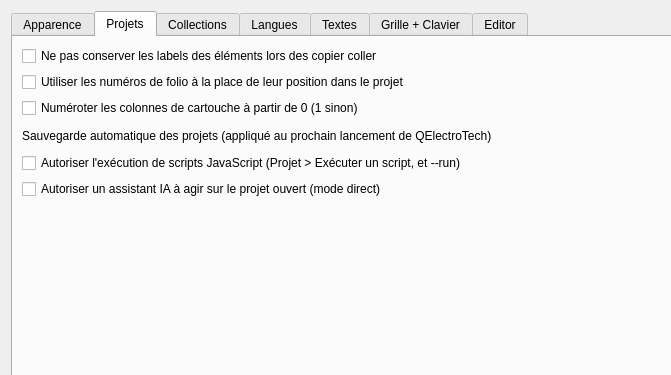
Qt form sources/ui/configpage/generalconfigurationpage.ui (qelectrotech/qelectrotech-source-mirror) before a commit; both pictures show x 0 to 671 and y 0 to 375 of the 955 by 570 pixel window.
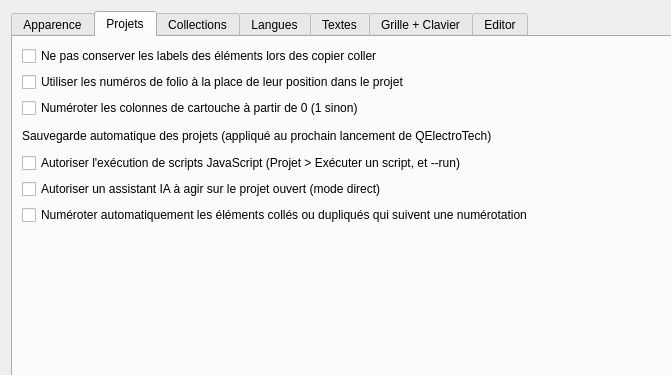
The same form after that commit. The open tabs and pages were chosen to show the change. Custom widgets are drawn as their Qt base class.

The edit to the form file:
```diff
--- a/sources/ui/configpage/generalconfigurationpage.ui
+++ b/sources/ui/configpage/generalconfigurationpage.ui
@@ -327,6 +327,16 @@
          </property>
         </widget>
        </item>
+       <item row="6" column="0">
+        <widget class="QCheckBox" name="m_autonumber_pasted">
+         <property name="text">
+          <string>Numéroter automatiquement les éléments collés ou dupliqués qui suivent une numérotation</string>
+         </property>
+         <property name="toolTip">
+          <string>Un élément collé reçoit le numéro suivant de sa numérotation au lieu du nom de l'élément copié, et la numérotation avance.</string>
+         </property>
+        </widget>
+       </item>
        <item row="0" column="0">
         <widget class="QCheckBox" name="m_save_label_paste">
          <property name="text">
@@ -354,7 +364,7 @@
          </property>
         </widget>
        </item>
-       <item row="6" column="0">
+       <item row="7" column="0">
         <spacer name="verticalSpacer_2">
          <property name="orientation">
           <enum>Qt::Vertical</enum>
```
Left out of the diff: 1 changed line with no effect on the pictures.
